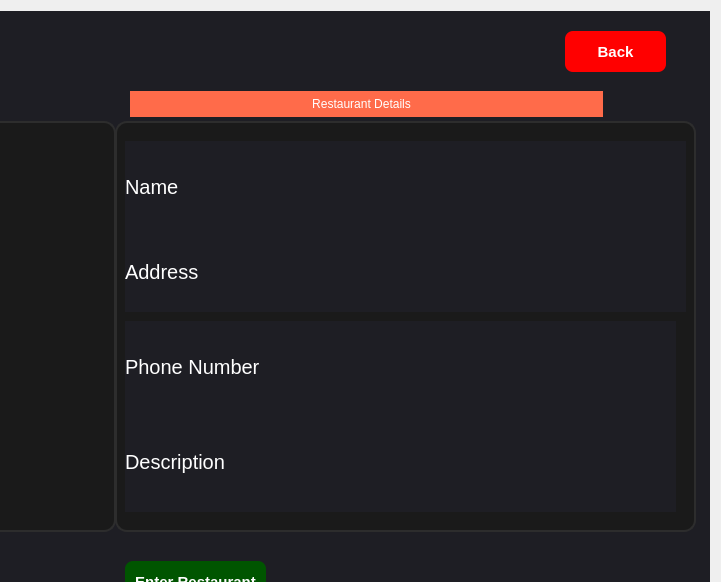
First picture: the form in main/gui/customerwindow.ui, repository HamidrezaNadafian/Restaurant-Management-System, before the edit; both pictures show x 356 to 1077 and y 0 to 582 of the 1077 by 716 pixel window.
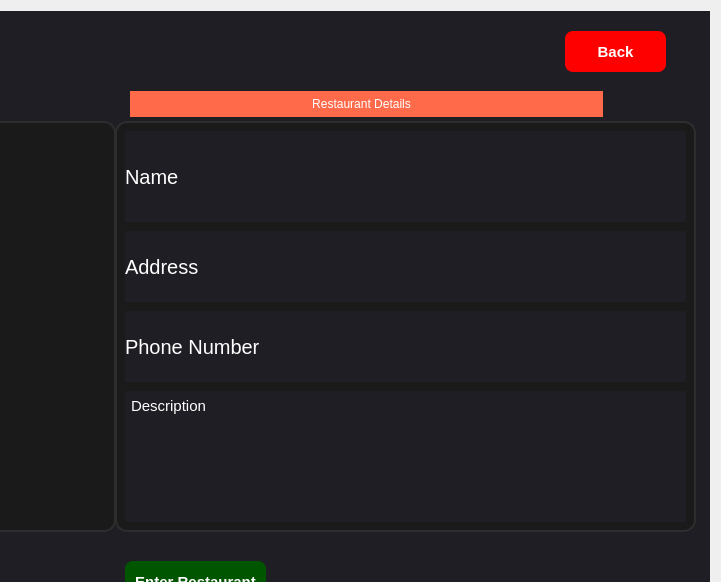
Second picture: the form after the edit. The open tabs and pages were chosen to show the change.

The edit to the form file:
```diff
--- a/main/gui/customerwindow.ui
+++ b/main/gui/customerwindow.ui
@@ -81,7 +81,7 @@
 }
 
 #lblDetailPrice { font-size: 20px; font-weight: bold; color: rgb(208, 169, 255); margin-bottom: 15px; }
-#lblDetailDesc { font-size: 13px; color: #b2b2b2; background-color: #2b2b36; padding: 15px; border-radius: 8px; }
+#lblDetailDesc { font-size: 12px; color: #b2b2b2; background-color: #2b2b36; padding: 15px; border-radius: 8px; }
 #lblDetailStatus { font-size: 14px; font-weight: bold; color: #2ed573; margin-top: 10px; }
 
 
@@ -479,6 +479,12 @@
          <height>441</height>
         </rect>
        </property>
+       <property name="minimumSize">
+        <size>
+         <width>50</width>
+         <height>50</height>
+        </size>
+       </property>
        <property name="styleSheet">
         <string notr="true">
 QGroupBox * {
@@ -514,7 +520,7 @@
         <property name="geometry">
          <rect>
           <x>10</x>
-          <y>50</y>
+          <y>40</y>
           <width>561</width>
           <height>91</height>
          </rect>
@@ -532,7 +538,7 @@
           <x>10</x>
           <y>140</y>
           <width>561</width>
-          <height>81</height>
+          <height>71</height>
          </rect>
         </property>
         <property name="text">
@@ -546,9 +552,9 @@
         <property name="geometry">
          <rect>
           <x>10</x>
-          <y>230</y>
-          <width>551</width>
-          <height>91</height>
+          <y>220</y>
+          <width>561</width>
+          <height>71</height>
          </rect>
         </property>
         <property name="text">
@@ -562,14 +568,29 @@
         <property name="geometry">
          <rect>
           <x>10</x>
-          <y>320</y>
-          <width>551</width>
-          <height>101</height>
+          <y>300</y>
+          <width>561</width>
+          <height>131</height>
          </rect>
         </property>
+        <property name="sizePolicy">
+         <sizepolicy hsizetype="Expanding" vsizetype="Preferred">
+          <horstretch>0</horstretch>
+          <verstretch>0</verstretch>
+         </sizepolicy>
+        </property>
+        <property name="styleSheet">
+         <string notr="true">QLabel#desclbl {
+    font-size: 15px;;
+    padding: 2px;
+}</string>
+        </property>
         <property name="text">
          <string>Description</string>
         </property>
+        <property name="alignment">
+         <set>Qt::AlignmentFlag::AlignLeading|Qt::AlignmentFlag::AlignLeft|Qt::AlignmentFlag::AlignTop</set>
+        </property>
         <property name="wordWrap">
          <bool>true</bool>
         </property>
```
Left out of the diff: 12 changed lines with no effect on the pictures.
